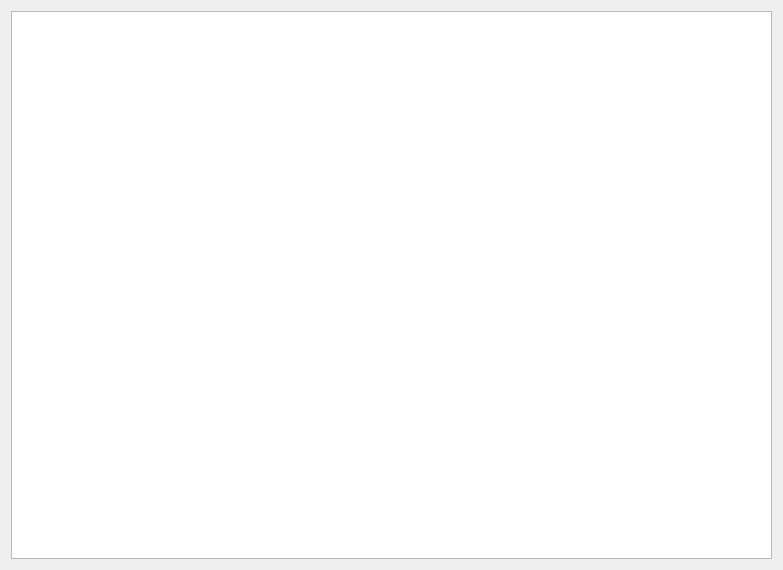
First picture: the form in ola/client/store/configure_form.ui, repository myapps-directory/myapps-client-store, before the edit.
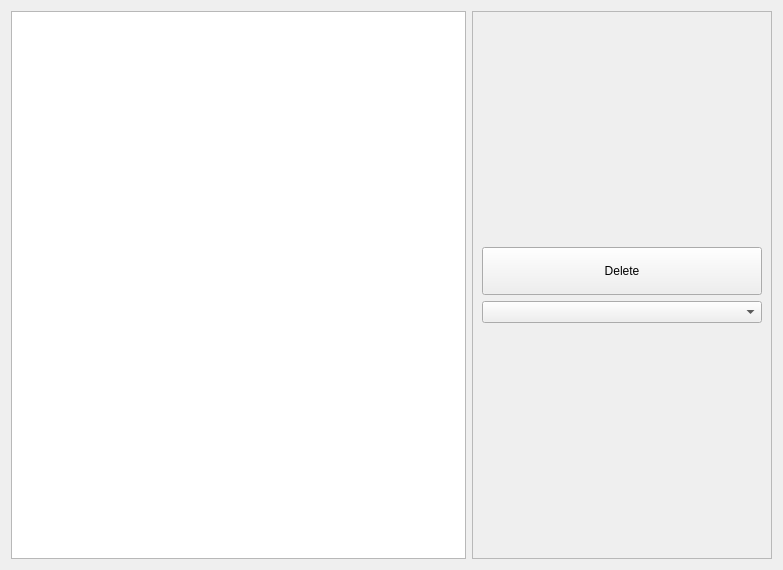
Second picture: the form after the edit.

Patch:
```diff
--- a/ola/client/store/configure_form.ui
+++ b/ola/client/store/configure_form.ui
@@ -26,6 +26,73 @@
      </column>
     </widget>
    </item>
+   <item>
+    <widget class="QFrame" name="frame">
+     <property name="minimumSize">
+      <size>
+       <width>300</width>
+       <height>0</height>
+      </size>
+     </property>
+     <property name="frameShape">
+      <enum>QFrame::StyledPanel</enum>
+     </property>
+     <property name="frameShadow">
+      <enum>QFrame::Raised</enum>
+     </property>
+     <layout class="QVBoxLayout" name="verticalLayout">
+      <item>
+       <spacer name="verticalSpacer">
+        <property name="orientation">
+         <enum>Qt::Vertical</enum>
+        </property>
+        <property name="sizeHint" stdset="0">
+         <size>
+          <width>20</width>
+          <height>40</height>
+         </size>
+        </property>
+       </spacer>
+      </item>
+      <item>
+       <widget class="QPushButton" name="deleteButton">
+        <property name="minimumSize">
+         <size>
+          <width>0</width>
+          <height>48</height>
+         </size>
+        </property>
+        <property name="text">
+         <string>Delete</string>
+        </property>
+       </widget>
+      </item>
+      <item>
+       <widget class="QComboBox" name="stateComboBox">
+        <property name="iconSize">
+         <size>
+          <width>46</width>
+          <height>46</height>
+         </size>
+        </property>
+       </widget>
+      </item>
+      <item>
+       <spacer name="verticalSpacer_2">
+        <property name="orientation">
+         <enum>Qt::Vertical</enum>
+        </property>
+        <property name="sizeHint" stdset="0">
+         <size>
+          <width>20</width>
+          <height>40</height>
+         </size>
+        </property>
+       </spacer>
+      </item>
+     </layout>
+    </widget>
+   </item>
   </layout>
  </widget>
  <resources/>
```
